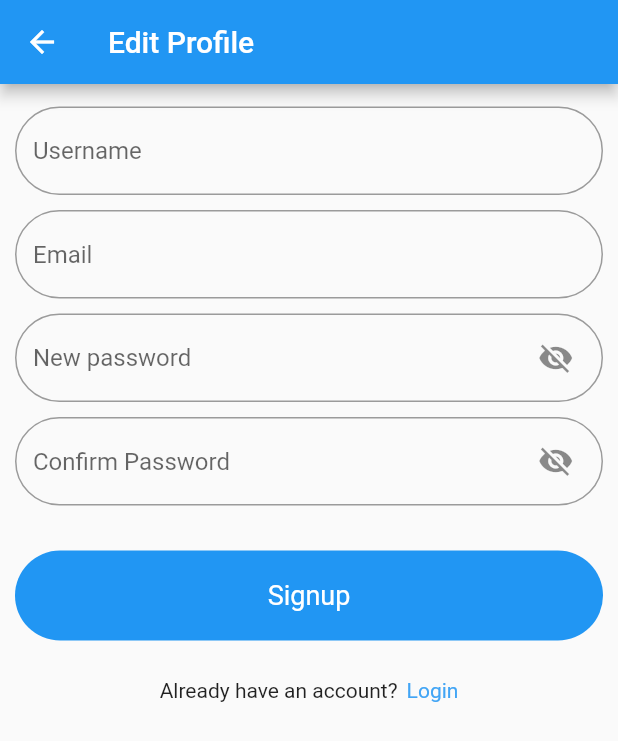
After one commit to bontu-fufa/asbeza_mobile_app, a Flutter app: the EditProfileScreen screen opened directly, after a tap on "Signup", on a phone screen of 412 x 824 dp. The commit adds this screen. Shown: the top 741 px of the screen. Run offline on Flutter 3.47's test engine with Material 2 defaults, Android fonts, the light colour scheme and no system bars; our stand-ins replace shared_preferences; accounts and stored records are empty; network calls fail.

Commit message:
Add profile feature

```diff
--- /dev/null
+++ b/Asbeza_Mobile/lib/presentation/pages/edit_profile.dart
@@ -0,0 +1,276 @@
+import 'package:asbeza_mobile_app/models/new_user_model.dart';
+import 'package:flutter/material.dart';
+import 'package:http/http.dart' as http;
+import 'dart:convert';
+
+import 'package:shared_preferences/shared_preferences.dart';
+
+class EditProfileScreen extends StatefulWidget {
+  const EditProfileScreen({Key? key}) : super(key: key);
+
+  @override
+  _EditProfileScreenState createState() => _EditProfileScreenState();
+}
+
+// function for updating user info with api
+Future updateUser(Map body) async {
+
+  Future<SharedPreferences> _prefs = SharedPreferences.getInstance();
+  int _user_id = await _prefs.then((SharedPreferences prefs) => (prefs.getInt("user_id") ?? 0));
+
+  return http
+      .put(Uri.parse("http://10.0.2.2:5000/asbeza/api/v1/users/$_user_id"),
+          headers: {
+            'Content-Type': 'application/json',
+          },
+          body: jsonEncode(body))
+      .then((http.Response response) {
+    final int statusCode = response.statusCode;
+
+    if (statusCode < 200 || statusCode > 400 || json == null) {
+      throw new Exception("Error while posting data");
+    }
+
+    return json.decode(response.body);
+  });
+}
+
+class _EditProfileScreenState extends State<EditProfileScreen> {
+  bool hidePassword = true;
+
+  final formKey = GlobalKey<FormState>();
+  final usernameController = TextEditingController();
+  final emailController = TextEditingController();
+  final passwordController = TextEditingController();
+  final confirmPasswordController = TextEditingController();
+
+  Future<SharedPreferences> _prefs = SharedPreferences.getInstance();
+  late Future<String> _user_name, _email, _password;
+  late Future<int> _user_id;
+
+  @override
+  void initState() {
+    super.initState();
+    _user_name = _prefs.then((SharedPreferences prefs) {
+      return (prefs.getString('user_name') ?? "");
+    });
+    _email = _prefs.then((SharedPreferences prefs) {
+      return (prefs.getString('email') ?? "");
+    });
+    _password = _prefs.then((SharedPreferences prefs) {
+      return (prefs.getString('password') ?? "");
+    });
+    _user_id = _prefs.then((SharedPreferences prefs) {
+      return (prefs.getInt('user_id') ?? 0);
+    });
+  }
+
+  @override
+  Widget build(BuildContext context) {
+    return Scaffold(
+      appBar: AppBar(
+        title: Text("Edit Profile"),
+      ),
+      body: Container(
+        padding: EdgeInsets.fromLTRB(10, 15, 10, 0),
+        child: Form(
+          key: formKey,
+          child: Container(
+            child: SingleChildScrollView(
+              child: Column(
+                children: [
+                  TextFormField(
+                    controller: usernameController,
+                    // initialValue: ,
+                    decoration: InputDecoration(
+                      hintText: "Username",
+                      border: OutlineInputBorder(
+                        borderRadius: BorderRadius.circular(100.0),
+                      ),
+                      focusedBorder: OutlineInputBorder(
+                        borderRadius: BorderRadius.circular(100.0),
+                      ),
+                    ),
+                    validator: (String? name) {
+                      if (name == "") {
+                        return "Enter username";
+                      }
+
+                      return null;
+                    },
+                  ),
+                  SizedBox(
+                    height: 10,
+                  ),
+                  TextFormField(
+                    controller: emailController,
+                    decoration: InputDecoration(
+                      hintText: "Email",
+                      border: OutlineInputBorder(
+                        borderRadius: BorderRadius.circular(100.0),
+                      ),
+                      focusedBorder: OutlineInputBorder(
+                        borderRadius: BorderRadius.circular(100.0),
+                      ),
+                    ),
+                    validator: (String? email) {
+                      if (email == "") {
+                        return "Enter email";
+                      }
+                      if (!email!.contains('@')) {
+                        return "Invalid email";
+                      }
+
+                      return null;
+                    },
+                  ),
+                  SizedBox(
+                    height: 10,
+                  ),
+                  TextFormField(
+                    controller: passwordController,
+                    obscureText: hidePassword ? true : false,
+                    enableSuggestions: false,
+                    autocorrect: false,
+                    decoration: InputDecoration(
+                      suffixIcon: Container(
+                        padding: EdgeInsets.only(right: 15),
+                        child: GestureDetector(
+                          onTap: () {
+                            setState(() {
+                              hidePassword = !hidePassword;
+                            });
+                          },
+                          child: hidePassword
+                              ? Icon(Icons.visibility_off)
+                              : Icon(Icons.visibility),
+                        ),
+                      ),
+                      hintText: "New password",
+                      border: OutlineInputBorder(
+                        borderRadius: BorderRadius.circular(100.0),
+                      ),
+                      focusedBorder: OutlineInputBorder(
+                        borderRadius: BorderRadius.circular(100.0),
+                      ),
+                    ),
+                    validator: (String? password) {
+                      if (password == "") {
+                        return "Enter password";
+                      }
+                      if (password!.length < 8) {
+                        return "Password too short";
+                      }
+
+                      return null;
+                    },
+                  ),
+                  SizedBox(
+                    height: 10,
+                  ),
+                  TextFormField(
+                    controller: confirmPasswordController,
+                    obscureText: hidePassword ? true : false,
+                    enableSuggestions: false,
+                    autocorrect: false,
+                    decoration: InputDecoration(
+                      suffixIcon: Container(
+                        padding: EdgeInsets.only(right: 15),
+                        child: GestureDetector(
+                          onTap: () {
+                            setState(() {
+                              hidePassword = !hidePassword;
+                            });
+                          },
+                          child: hidePassword
+                              ? Icon(Icons.visibility_off)
+                              : Icon(Icons.visibility),
+                        ),
+                      ),
+                      hintText: "Confirm Password",
+                      border: OutlineInputBorder(
+                        borderRadius: BorderRadius.circular(100.0),
+                      ),
+                      focusedBorder: OutlineInputBorder(
+                        borderRadius: BorderRadius.circular(100.0),
+                      ),
+                    ),
+                    validator: (String? password) {
+                      if (password == "") {
+                        return "Enter password again";
+                      }
+                      if (passwordController.text != password) {
+                        return "Password doesn't match";
+                      }
+
+                      return null;
+                    },
+                  ),
+                  SizedBox(
+                    height: 30,
+                  ),
+                  GestureDetector(
+                    onTap: () {
+                      // run validations
+                      // final valid = formKey.currentState!.validate();
+                      // if (!valid) {
+                      //   // do something here.
+                      //   print("something failed");
+                      //   return;
+                      // }
+
+                      final username = usernameController.text;
+                      final email = emailController.text;
+                      final password = passwordController.text;
+
+                      // Get input and update user via api
+                      NewUser newUser = NewUser(
+                        name: username,
+                        email: email,
+                        password: password,
+                      );
+
+                      updateUser(newUser.toMap()).then((value) => null);
+                    },
+                    child: Container(
+                      height: 60.0,
+                      width: double.infinity,
+                      alignment: Alignment.center,
+                      decoration: BoxDecoration(
+                        color: Colors.blue,
+                        borderRadius: BorderRadius.circular(100.0),
+                      ),
+                      child: Text(
+                        "Signup",
+                        style: TextStyle(
+                          color: Colors.white,
+                          fontSize: 18.0,
+                        ),
+                      ),
+                    ),
+                  ),
+                  SizedBox(
+                    height: 25,
+                  ),
+                  Row(
+                    mainAxisAlignment: MainAxisAlignment.center,
+                    children: [
+                      Text("Already have an account?"),
+                      SizedBox(
+                        width: 6,
+                      ),
+                      Text(
+                        "Login",
+                        style: TextStyle(color: Colors.blue[400]),
+                      )
+                    ],
+                  ),
+                ],
+              ),
+            ),
+          ),
+        ),
+      ),
+    );
+  }
+}
--- a/Asbeza_Mobile/lib/presentation/pages/profile.dart
+++ b/Asbeza_Mobile/lib/presentation/pages/profile.dart
@@ -1,6 +1,29 @@
 import 'package:flutter/material.dart';
+import 'package:shared_preferences/shared_preferences.dart';
 
-class ProfileApp extends StatelessWidget {
+Future<SharedPreferences> _prefs = SharedPreferences.getInstance();
+Future getFromSession() async {
+  final SharedPreferences prefs = await _prefs;
+  return prefs;
+}
+
+class ProfileScreen extends StatefulWidget {
+  @override
+  _ProfileScreenState createState() => _ProfileScreenState();
+}
+
+class _ProfileScreenState extends State<ProfileScreen> {
+  Future<SharedPreferences> _prefs = SharedPreferences.getInstance();
+  late Future<String> _user_name;
+
+  @override
+  void initState() {
+    super.initState();
+    _user_name = _prefs.then((SharedPreferences prefs) {
+      return (prefs.getString('user_name') ?? "");
+    });
+  }
+
   @override
   Widget build(BuildContext context) {
     return Scaffold(
@@ -11,7 +34,7 @@ class ProfileApp extends StatelessWidget {
                   gradient: LinearGradient(
                       begin: Alignment.topCenter,
                       end: Alignment.bottomCenter,
-                      colors: [Colors.white, Colors.blueAccent])),
+                      colors: [Colors.blueAccent, Colors.blueAccent])),
               child: Container(
                 width: double.infinity,
                 height: 350.0,
@@ -20,21 +43,35 @@ class ProfileApp extends StatelessWidget {
                     crossAxisAlignment: CrossAxisAlignment.center,
                     mainAxisAlignment: MainAxisAlignment.center,
                     children: <Widget>[
-                      CircleAvatar(
-                        backgroundImage: NetworkImage(
-                          "https://www.rd.com/wp-content/uploads/2017/09/01-shutterstock_476340928-Irina-Bg.jpg",
-                        ),
-                        radius: 50.0,
-                      ),
+                      // CircleAvatar(
+                      //   backgroundImage: NetworkImage(
+                      //     "https://www.rd.com/wp-content/uploads/2017/09/01-shutterstock_476340928-Irina-Bg.jpg",
+                      //   ),
+                      //   radius: 50.0,
+                      // ),
                       SizedBox(
                         height: 10.0,
                       ),
-                      Text(
-                        "JHON DOE",
-                        style: TextStyle(
-                          fontSize: 22.0,
-                          color: Colors.white,
-                        ),
+                      FutureBuilder(
+                        future: _user_name,
+                        builder: (ctx, snapshot) {
+                          switch (snapshot.connectionState) {
+                            case ConnectionState.waiting:
+                              return const CircularProgressIndicator();
+                            default:
+                              if (snapshot.hasError) {
+                                return Text('Error: ${snapshot.error}');
+                              } else {
+                                return Text(
+                                  "${snapshot.data}",
+                                  style: TextStyle(
+                                    fontSize: 22.0,
+                                    color: Colors.white,
+                                  ),
+                                );
+                              }
+                          }
+                        },
                       ),
                       SizedBox(
                         height: 10.0,
@@ -70,7 +107,7 @@ class ProfileApp extends StatelessWidget {
                                         fontSize: 20.0,
                                         color: Colors.blueAccent,
                                       ),
-                                    )
+                                    ),
                                   ],
                                 ),
                               ),
```
